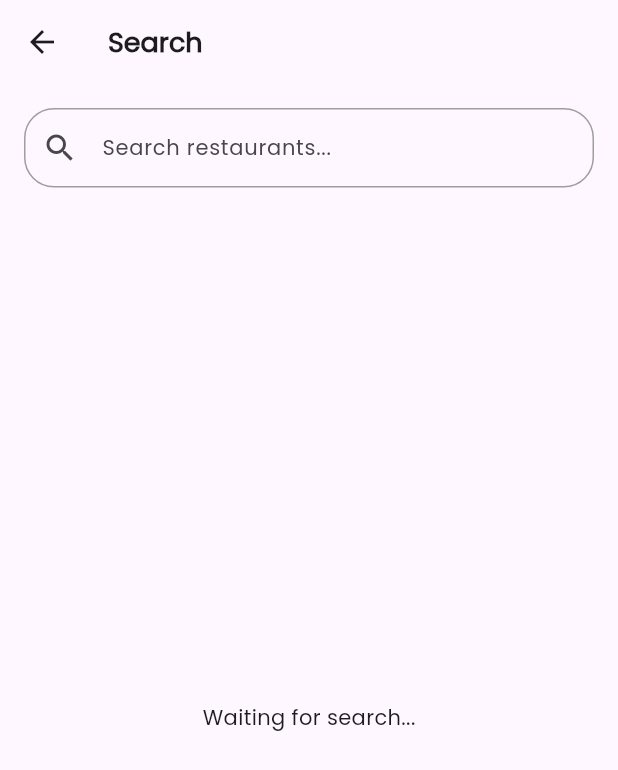
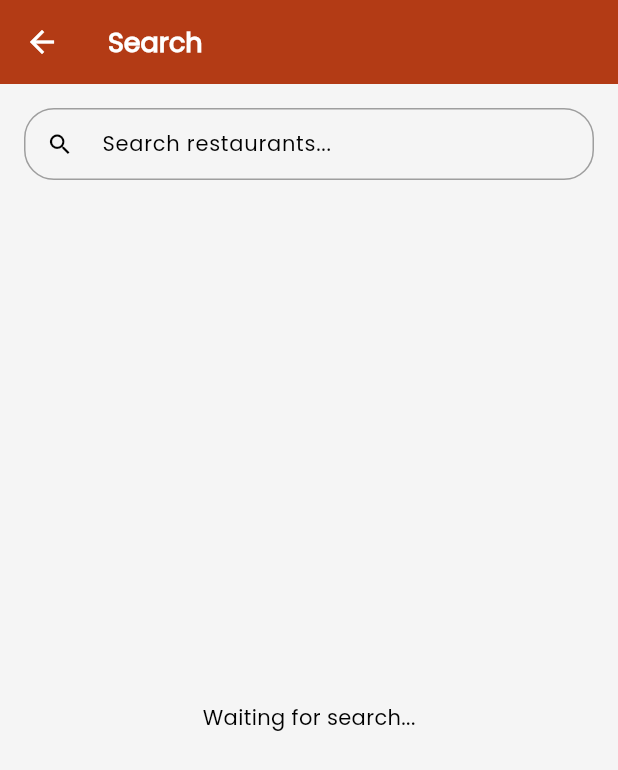
Before and after one commit to ahmadsufyan455/diresto, a Flutter app: the screen it shows after launch, after a tap on the "search" icon, on a phone screen of 412 x 824 dp. Shown: the top 770 px of the screen. Run offline on Flutter 3.47's test engine with Material 3 defaults, Android fonts, the phone set to English and light mode, and no system bars; our stand-ins replace animated_splash_screen, cached_network_image, dartz, dio, equatable, flutter_bloc and 8 more; missing offline and left inert: android_alarm_manager_plus; accounts and stored records are empty; network calls fail.

Commit message:
Setup theme data for light mode & dark mode

```diff
--- a/lib/main.dart
+++ b/lib/main.dart
@@ -16,6 +16,7 @@ import 'package:diresto/presentation/search/search_screen.dart';
 import 'package:diresto/presentation/settings/cubit/settings_cubit.dart';
 import 'package:diresto/presentation/settings/settings_screen.dart';
 import 'package:diresto/presentation/splash/splash_screen.dart';
+import 'package:diresto/theme/theme.dart';
 import 'package:diresto/utils/background_service.dart';
 import 'package:diresto/utils/notification_helper.dart';
 import 'package:diresto/utils/utils.dart';
@@ -67,10 +68,8 @@ class MyApp extends StatelessWidget {
       child: MaterialApp(
         debugShowCheckedModeBanner: false,
         title: 'Diresto App',
-        theme: ThemeData(
-          colorScheme: ColorScheme.fromSeed(seedColor: Colors.deepPurple),
-          useMaterial3: true,
-        ),
+        theme: lightMode,
+        darkTheme: darkMode,
         home: const SplashScreen(),
         navigatorObservers: [routeObserver],
         onGenerateRoute: (settings) {
--- a/lib/presentation/detail/detail_restaurant_screen.dart
+++ b/lib/presentation/detail/detail_restaurant_screen.dart
@@ -44,7 +44,6 @@ class _DetailRestaurantScreenState extends State<DetailRestaurantScreen> {
     );
     return Scaffold(
       resizeToAvoidBottomInset: false,
-      backgroundColor: Colors.white,
       appBar: AppBar(
         title: Text('Restaurant Detail', style: TextStyles.title),
       ),
--- a/lib/presentation/detail/widget/button_favorite.dart
+++ b/lib/presentation/detail/widget/button_favorite.dart
@@ -32,7 +32,7 @@ class _ButtonFavoriteState extends State<ButtonFavorite> {
               duration: const Duration(seconds: 1),
               content: Text(
                 state.message,
-                style: TextStyles.body.copyWith(color: Colors.white),
+                style: TextStyles.body,
               ),
             ),
           );
@@ -43,7 +43,7 @@ class _ButtonFavoriteState extends State<ButtonFavorite> {
               duration: const Duration(seconds: 1),
               content: Text(
                 state.message,
-                style: TextStyles.body.copyWith(color: Colors.white),
+                style: TextStyles.body,
               ),
             ),
           );
--- a/lib/presentation/search/search_screen.dart
+++ b/lib/presentation/search/search_screen.dart
@@ -58,20 +58,7 @@ class _SearchScreenState extends State<SearchScreen> {
                         prefixIcon: const Icon(Icons.search),
                         hintText: 'Search restaurants...',
                         hintStyle: TextStyles.body,
-                        enabledBorder: OutlineInputBorder(
-                            borderSide: const BorderSide(color: Colors.grey),
-                            borderRadius: BorderRadius.circular(20.0)),
-                        disabledBorder: OutlineInputBorder(
-                          borderSide: const BorderSide(color: Colors.grey),
-                          borderRadius: BorderRadius.circular(20.0),
-                        ),
-                        focusedBorder: OutlineInputBorder(
-                          borderRadius: BorderRadius.circular(20.0),
-                          borderSide: BorderSide(
-                            color: Theme.of(context).primaryColor,
-                            width: 2.0,
-                          ),
-                        ),
+                        isDense: true,
                       ),
                     ),
                   ),
--- a/lib/presentation/widget/error_data.dart
+++ b/lib/presentation/widget/error_data.dart
@@ -27,12 +27,15 @@ class ErrorData extends StatelessWidget {
                 Text(
                   'Try Again',
                   style: TextStyles.body.copyWith(
-                    color: Colors.deepPurple,
+                    color: Theme.of(context).colorScheme.secondary,
                     fontWeight: FontWeight.w600,
                   ),
                 ),
                 const SizedBox(width: 4.0),
-                const Icon(Icons.refresh_rounded, color: Colors.deepPurple),
+                Icon(
+                  Icons.refresh_rounded,
+                  color: Theme.of(context).colorScheme.secondary,
+                ),
               ],
             ),
           ),
--- /dev/null
+++ b/lib/theme/theme.dart
@@ -0,0 +1,81 @@
+import 'package:flutter/material.dart';
+
+ThemeData lightMode = ThemeData(
+  brightness: Brightness.light,
+  colorScheme: const ColorScheme.light(
+    surface: Color(0xFFFFFFFF),
+    primary: Color(0xFFB33B15),
+    secondary: Color(0xFFE64A19),
+  ),
+  scaffoldBackgroundColor: const Color(0xFFF5F5F5),
+  appBarTheme: const AppBarTheme(
+    backgroundColor: Color(0xFFB33B15),
+    foregroundColor: Colors.white,
+  ),
+  elevatedButtonTheme: ElevatedButtonThemeData(
+    style: ElevatedButton.styleFrom(
+      backgroundColor: const Color(0xFFB33B15),
+      foregroundColor: Colors.white,
+      iconColor: const Color(0xFFFF9800),
+      shape: RoundedRectangleBorder(
+        borderRadius: BorderRadius.circular(8.0),
+      ),
+    ),
+  ),
+  inputDecorationTheme: InputDecorationTheme(
+    enabledBorder: OutlineInputBorder(
+        borderSide: const BorderSide(color: Colors.grey),
+        borderRadius: BorderRadius.circular(20.0)),
+    disabledBorder: OutlineInputBorder(
+      borderSide: const BorderSide(color: Colors.grey),
+      borderRadius: BorderRadius.circular(20.0),
+    ),
+    focusedBorder: OutlineInputBorder(
+      borderRadius: BorderRadius.circular(20.0),
+      borderSide: const BorderSide(
+        color: Color(0xFFF57C00),
+        width: 2.0,
+      ),
+    ),
+  ),
+);
+
+ThemeData darkMode = ThemeData(
+  brightness: Brightness.dark,
+  colorScheme: const ColorScheme.dark(
+    surface: Color(0xFF1F1F1F),
+    primary: Color(0xFFB33B15),
+    secondary: Color(0xFFFF7043),
+  ),
+  scaffoldBackgroundColor: const Color(0xFF121212),
+  appBarTheme: const AppBarTheme(
+    backgroundColor: Color(0xFFB33B15),
+    foregroundColor: Colors.white,
+  ),
+  elevatedButtonTheme: ElevatedButtonThemeData(
+    style: ElevatedButton.styleFrom(
+      backgroundColor: const Color(0xFFB33B15),
+      foregroundColor: Colors.white,
+      iconColor: const Color(0xFFFF9800),
+      shape: RoundedRectangleBorder(
+        borderRadius: BorderRadius.circular(8.0),
+      ),
+    ),
+  ),
+  inputDecorationTheme: InputDecorationTheme(
+    enabledBorder: OutlineInputBorder(
+        borderSide: const BorderSide(color: Colors.grey),
+        borderRadius: BorderRadius.circular(20.0)),
+    disabledBorder: OutlineInputBorder(
+      borderSide: const BorderSide(color: Colors.grey),
+      borderRadius: BorderRadius.circular(20.0),
+    ),
+    focusedBorder: OutlineInputBorder(
+      borderRadius: BorderRadius.circular(20.0),
+      borderSide: const BorderSide(
+        color: Color(0xFFF57C00),
+        width: 2.0,
+      ),
+    ),
+  ),
+);
```
Also changed, not shown: lib/presentation/detail/widget/detail_data.dart (+13 -26 lines), lib/presentation/detail/widget/item_menu.dart (+3 -4 lines), lib/presentation/detail/widget/item_review.dart (+11 -6 lines), lib/presentation/detail/widget/review_textfield.dart (+0 -14 lines).
